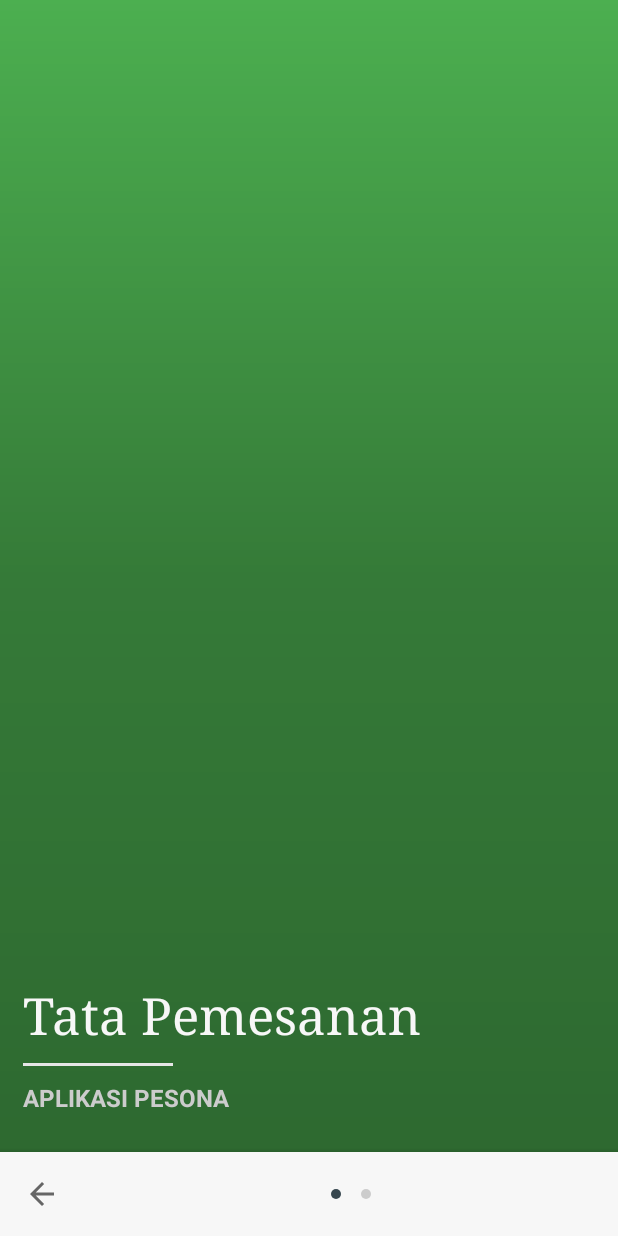
After one commit to Kingmomo/GoSalon, an Android app: the PetunjukActivity screen opened directly, with no data from a screen before it, on a phone screen of 412 x 824 dp. The commit adds this screen. Run offline under Robolectric (Android 15) with nearby library versions, the phone set to English and light mode, and no system bars; Roboto replaces fonts that are not available here.

Commit message:
update revisi

```diff
--- a/app/src/main/java/id/ac/darmajaya/gosalon/MainActivity.java
+++ b/app/src/main/java/id/ac/darmajaya/gosalon/MainActivity.java
@@ -146,6 +146,8 @@ public class MainActivity extends AppCompatActivity implements NavigationView.On
             dialog();
         } else if (id == R.id.tentang_app) {
             MyCustomAlertDialog();
+        } else if (id == R.id.petunjuk) {
+            startActivity(new Intent(getApplicationContext(), PetunjukActivity.class));
         }
 
         DrawerLayout drawer = (DrawerLayout) findViewById(R.id.drawer_layout);
--- /dev/null
+++ b/app/src/main/java/id/ac/darmajaya/gosalon/PetunjukActivity.java
@@ -0,0 +1,154 @@
+package id.ac.darmajaya.gosalon;
+
+import android.content.Context;
+import android.graphics.PorterDuff;
+import android.os.Bundle;
+import android.support.v4.view.PagerAdapter;
+import android.support.v4.view.ViewPager;
+import android.support.v7.app.AppCompatActivity;
+import android.view.LayoutInflater;
+import android.view.View;
+import android.view.ViewGroup;
+import android.widget.ImageButton;
+import android.widget.ImageView;
+import android.widget.LinearLayout;
+import android.widget.TextView;
+
+import id.ac.darmajaya.gosalon.utils.Tools;
+
+public class PetunjukActivity extends AppCompatActivity {
+
+    int[] datalayout = new int[]{R.string.pemesanan};
+
+    private static final int MAX_STEP = 2;
+
+    private ViewPager viewPager;
+    private MyViewPagerAdapter myViewPagerAdapter;
+
+
+
+    @Override
+    protected void onCreate(Bundle savedInstanceState) {
+        super.onCreate(savedInstanceState);
+        setContentView(R.layout.activity_petunjuk);
+
+        // adding bottom dots
+        bottomProgressDots(0);
+
+        initComponent();
+
+        Tools.setSystemBarColor(this, R.color.grey_5);
+        Tools.setSystemBarLight(this);
+    }
+
+    private void bottomProgressDots(int current_index) {
+        LinearLayout dotsLayout = (LinearLayout) findViewById(R.id.layoutDots);
+        ImageView[] dots = new ImageView[MAX_STEP];
+
+        dotsLayout.removeAllViews();
+        for (int i = 0; i < dots.length; i++) {
+            dots[i] = new ImageView(this);
+            int width_height = 10;
+            LinearLayout.LayoutParams params = new LinearLayout.LayoutParams(new ViewGroup.LayoutParams(width_height, width_height));
+            params.setMargins(10, 10, 10, 10);
+            dots[i].setLayoutParams(params);
+            dots[i].setImageResource(R.drawable.shape_circle);
+            dots[i].setColorFilter(getResources().getColor(R.color.grey_20), PorterDuff.Mode.SRC_IN);
+            dotsLayout.addView(dots[i]);
+        }
+
+        if (dots.length > 0) {
+            dots[current_index].setImageResource(R.drawable.shape_circle);
+            dots[current_index].setColorFilter(getResources().getColor(R.color.grey_80), PorterDuff.Mode.SRC_IN);
+        }
+    }
+
+
+    private void initComponent() {
+        viewPager = (ViewPager) findViewById(R.id.view_pager);
+        myViewPagerAdapter = new MyViewPagerAdapter();
+        viewPager.setAdapter(myViewPagerAdapter);
+        viewPager.addOnPageChangeListener(new ViewPager.SimpleOnPageChangeListener() {
+            @Override
+            public void onPageSelected(int position) {
+                super.onPageSelected(position);
+                bottomProgressDots(position);
+            }
+        });
+
+
+        ((ImageButton) findViewById(R.id.bt_back)).setOnClickListener(new View.OnClickListener() {
+            @Override
+            public void onClick(View v) {
+                onBackPressed();
+            }
+        });
+    }
+
+    /*private void showCommentsDialog() {
+        final Dialog dialog = new Dialog(this, R.style.AppTheme);
+        dialog.requestWindowFeature(Window.FEATURE_NO_TITLE); // before
+        Tools.setSystemBarColorDialog(this, dialog, R.color.grey_5);
+        Tools.setSystemBarLightDialog(dialog);
+        dialog.setContentView(R.layout.dialog_article_comments);
+        dialog.setCancelable(true);
+        WindowManager.LayoutParams lp = new WindowManager.LayoutParams();
+        lp.copyFrom(dialog.getWindow().getAttributes());
+        lp.width = WindowManager.LayoutParams.MATCH_PARENT;
+        lp.height = WindowManager.LayoutParams.MATCH_PARENT;
+        ((ImageButton) dialog.findViewById(R.id.bt_close)).setOnClickListener(new View.OnClickListener() {
+            @Override
+            public void onClick(View v) {
+                dialog.dismiss();
+            }
+        });
+        dialog.show();
+        dialog.getWindow().setAttributes(lp);
+    }*/
+
+    /**
+     * View pager adapter
+     */
+    public class MyViewPagerAdapter extends PagerAdapter {
+        private LayoutInflater layoutInflater;
+
+        public MyViewPagerAdapter() {
+        }
+
+        @Override
+        public Object instantiateItem(ViewGroup container, int position) {
+            layoutInflater = (LayoutInflater) getSystemService(Context.LAYOUT_INFLATER_SERVICE);
+            View view = layoutInflater.inflate(R.layout.petunjuk_item, container, false);
+            TextView text = (TextView) view.findViewById(R.id.text);
+            if (position > 0) {
+                text.setVisibility(View.VISIBLE);
+                (view.findViewById(R.id.lyt_article_cover)).setVisibility(View.GONE);
+
+
+                for(int i = 0; i < position; i++){
+                    System.out.println("posisi " +position);
+                    text.setText(datalayout[i]);
+                }
+
+            }
+            container.addView(view);
+            return view;
+        }
+
+        @Override
+        public int getCount() {
+            return MAX_STEP;
+        }
+
+        @Override
+        public boolean isViewFromObject(View view, Object obj) {
+            return view == obj;
+        }
+
+        @Override
+        public void destroyItem(ViewGroup container, int position, Object object) {
+            View view = (View) object;
+            container.removeView(view);
+        }
+    }
+}
--- a/app/src/main/java/id/ac/darmajaya/gosalon/SPreferenced/Constants.java
+++ b/app/src/main/java/id/ac/darmajaya/gosalon/SPreferenced/Constants.java
@@ -3,9 +3,12 @@ package id.ac.darmajaya.gosalon.SPreferenced;
 
 public class Constants {
     public static final String SHARED_PREF = "produk_pref";
+    public static final String SHARED_TOKO= "toko_pref";
     public static final String SHARED_PREF_TEMP = "temp";
     public static final String PRODUCT_COUNT = "product_count";
     public static final String PRODUCT_ID = "product_id";
     public static final String TOTAL_HARGA = "total_harga";
+    public static final String NAMA_TOKO= "nama_toko";
+
 
 }
--- /dev/null
+++ b/app/src/main/res/drawable-v24/ic_arrow_back.xml
@@ -0,0 +1,9 @@
+<vector xmlns:android="http://schemas.android.com/apk/res/android"
+        android:width="24dp"
+        android:height="24dp"
+        android:viewportWidth="24.0"
+        android:viewportHeight="24.0">
+    <path
+        android:fillColor="#FFFFFFFF"
+        android:pathData="M20,11H7.83l5.59,-5.59L12,4l-8,8 8,8 1.41,-1.41L7.83,13H20v-2z"/>
+</vector>
--- /dev/null
+++ b/app/src/main/res/drawable/bg_gradient_very_soft.xml
@@ -0,0 +1,12 @@
+<?xml version="1.0" encoding="UTF-8"?>
+<shape xmlns:android="http://schemas.android.com/apk/res/android"
+    android:shape="rectangle">
+
+    <gradient
+        android:angle="270"
+        android:centerColor="@android:color/transparent"
+        android:endColor="@color/overlay_dark_10"
+        android:startColor="@android:color/transparent"
+        android:type="linear" />
+
+</shape>
--- /dev/null
+++ b/app/src/main/res/drawable/shape_circle.xml
@@ -0,0 +1,6 @@
+<?xml version="1.0" encoding="utf-8"?>
+<shape xmlns:android="http://schemas.android.com/apk/res/android"
+    android:shape="oval">
+    <solid android:color="@android:color/white" />
+
+</shape>
--- /dev/null
+++ b/app/src/main/res/layout/activity_petunjuk.xml
@@ -0,0 +1,60 @@
+<?xml version="1.0" encoding="utf-8"?>
+<LinearLayout xmlns:android="http://schemas.android.com/apk/res/android"
+    xmlns:app="http://schemas.android.com/apk/res-auto"
+    android:layout_width="match_parent"
+    android:layout_height="match_parent"
+    android:background="@color/grey_5"
+    android:orientation="vertical">
+
+    <LinearLayout
+        android:layout_width="match_parent"
+        android:layout_height="match_parent"
+        android:orientation="vertical">
+
+        <RelativeLayout
+            android:layout_width="match_parent"
+            android:layout_height="0dp"
+            android:layout_weight="1">
+
+            <android.support.v4.view.ViewPager
+                android:id="@+id/view_pager"
+                android:layout_width="match_parent"
+                android:layout_height="match_parent" />
+
+            <View
+                android:layout_width="match_parent"
+                android:layout_height="@dimen/spacing_medium"
+                android:layout_alignParentBottom="true"
+                android:background="@drawable/bg_gradient_very_soft" />
+
+        </RelativeLayout>
+
+        <LinearLayout
+            android:layout_width="match_parent"
+            android:layout_height="wrap_content"
+            android:layout_alignParentBottom="true"
+            android:background="@color/grey_3"
+            android:orientation="horizontal">
+
+            <ImageButton
+                android:id="@+id/bt_back"
+                android:layout_width="?attr/actionBarSize"
+                android:layout_height="?attr/actionBarSize"
+                android:background="?attr/selectableItemBackgroundBorderless"
+                android:tint="@color/grey_60"
+                app:srcCompat="@drawable/ic_arrow_back" />
+
+            <LinearLayout
+                android:id="@+id/layoutDots"
+                android:layout_width="0dp"
+                android:layout_height="match_parent"
+                android:layout_weight="1"
+                android:gravity="center"
+                android:orientation="horizontal" />
+
+
+        </LinearLayout>
+
+    </LinearLayout>
+
+</LinearLayout>
--- /dev/null
+++ b/app/src/main/res/layout/petunjuk_item.xml
@@ -0,0 +1,80 @@
+<?xml version="1.0" encoding="utf-8"?>
+<RelativeLayout xmlns:android="http://schemas.android.com/apk/res/android"
+    xmlns:app="http://schemas.android.com/apk/res-auto"
+    android:id="@+id/lyt_parent"
+    android:layout_width="match_parent"
+    android:layout_height="match_parent">
+
+    <TextView
+        android:id="@+id/text"
+        android:layout_width="match_parent"
+        android:layout_height="wrap_content"
+        android:layout_margin="@dimen/spacing_large"
+        android:fitsSystemWindows="false"
+        android:lineSpacingExtra="@dimen/spacing_medium"
+        android:textAppearance="@style/TextAppearance.AppCompat.Medium"
+        android:textColor="@color/grey_80"
+        android:visibility="gone"
+        app:fontFamily="serif" />
+
+    <RelativeLayout
+        android:id="@+id/lyt_article_cover"
+        android:layout_width="match_parent"
+        android:layout_height="match_parent"
+        android:fitsSystemWindows="true"
+        android:visibility="visible">
+
+        <ImageView
+            android:id="@+id/image"
+            android:layout_width="match_parent"
+            android:layout_height="match_parent"
+            android:fitsSystemWindows="true"
+            android:scaleType="centerCrop"
+            android:src="@color/green_500"
+            app:layout_collapseMode="parallax" />
+
+        <View
+            android:layout_width="match_parent"
+            android:layout_height="match_parent"
+            android:background="@drawable/bg_gradient"
+            android:fitsSystemWindows="true" />
+
+        <LinearLayout
+            android:layout_width="match_parent"
+            android:layout_height="wrap_content"
+            android:layout_alignParentBottom="true"
+            android:layout_margin="@dimen/spacing_large"
+            android:orientation="vertical">
+
+
+            <TextView
+                android:layout_width="match_parent"
+                android:layout_height="wrap_content"
+                android:paddingRight="10dp"
+                android:text="Tata Pemesanan"
+                android:textAppearance="@style/TextAppearance.AppCompat.Display1"
+                android:textColor="@color/grey_3"
+                app:fontFamily="serif" />
+
+            <View
+                android:layout_width="100dp"
+                android:layout_height="2dp"
+                android:layout_marginTop="@dimen/spacing_middle"
+                android:layout_marginBottom="@dimen/spacing_middle"
+                android:background="@color/grey_10" />
+
+            <TextView
+                android:layout_width="wrap_content"
+                android:layout_height="wrap_content"
+                android:layout_marginBottom="@dimen/spacing_middle"
+                android:text="Aplikasi Pesona"
+                android:textAllCaps="true"
+                android:textAppearance="@style/TextAppearance.AppCompat.Subhead"
+                android:textColor="@color/grey_20"
+                android:textStyle="bold" />
+
+        </LinearLayout>
+
+    </RelativeLayout>
+
+</RelativeLayout>
--- a/app/src/main/res/menu/activity_main_drawer.xml
+++ b/app/src/main/res/menu/activity_main_drawer.xml
@@ -7,6 +7,9 @@
         <item
             android:id="@+id/nav_histori"
             android:title="Histori &amp; Pembayaran" />
+        <item
+            android:id="@+id/petunjuk"
+            android:title="Petunjuk" />
         <item
             android:id="@+id/tentang_app"
             android:title="Tentang Aplikasi" />
--- a/app/src/main/res/values/strings.xml
+++ b/app/src/main/res/values/strings.xml
@@ -3,4 +3,11 @@
     <string name="navigation_drawer_open">Open navigation drawer</string>
     <string name="navigation_drawer_close">Close navigation drawer</string>
     <string name="pengertian">Salon adalah tempat yang sering didatangi para keturunan hawa sebagai tempat mempercantik diri sekaligus meningkatkan suasana hati. Di sinilah para wanita biasa dimanjakan dan diberi layanan yang memuaskan mereka tanpa membuat mereka repot. Spa sangat cocok untuk orang yang mengalami stress dari kegiatan sehari hari. Saat perawatan spa, Anda akan merasakan seperti penat yang ada hilang dan relaks, suasana yang tenang dan diiringi alunan musik santai akan menghapuskan letih badan dan menjernihkan pikiran. Perawatan spa sangat penting bagi mereka yang memiliki tingkat kesibukkan sangat tinggi setiap harinya.  </string>
+
+
+    <string name="pemesanan">
+        Cara order karangan bunga: \n
+1. Pilih menu pesan.\n 2. Tap dan pilih lokasi pengiriman.\n 3. Pada halaman daftar toko bunga, pengguna bisa melihat jarak toko bunga terdekat bedasarkan jarak radius dari posisi pengiriman bunga.\n4. Pilih daftar paket karangan bunga.\n5. Lakukan pembelian jika pengguna ingin memesan karangan bunga.\n6. Isi form pemesanan lalu lakukan proses pembayaran dan konfirmasi melalui telfon atau WhatsApp.
+    </string>
+
 </resources>
```
Also changed, not shown: app/src/main/AndroidManifest.xml (+6 -2 lines), app/src/main/java/id/ac/darmajaya/gosalon/Adapter/TokoAdapter.java (+8 -0 lines), app/src/main/java/id/ac/darmajaya/gosalon/CartActivity.java (+8 -2 lines), app/src/main/java/id/ac/darmajaya/gosalon/SPreferenced/SharedPrefToko.java (added, +34 -0 lines), app/src/main/java/id/ac/darmajaya/gosalon/utils/Tools.java (added, +282 -0 lines), app/src/main/res/drawable/circle_shape.xml (added, +9 -0 lines), app/src/main/res/layout/activity_cart.xml (+22 -4 lines), app/src/main/res/drawable/bg_gradient.xml (renamed from app/src/main/res/drawable-v24/bg_gradient.xml).
